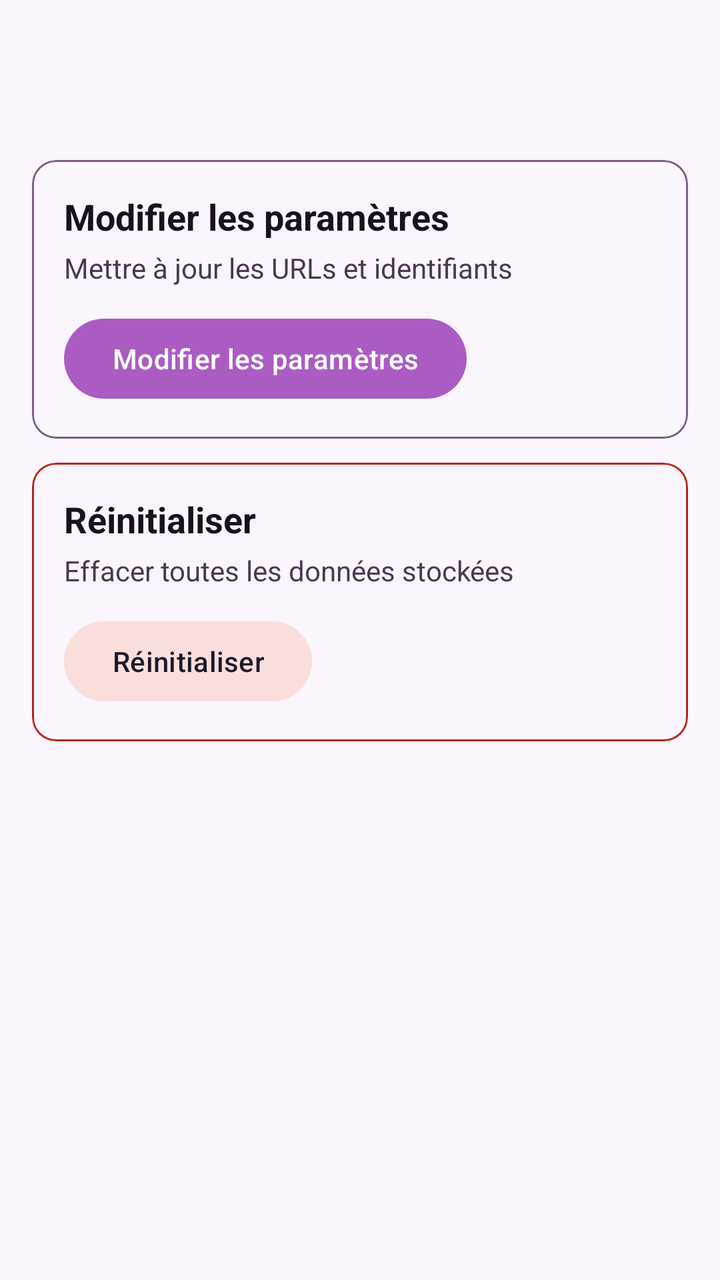
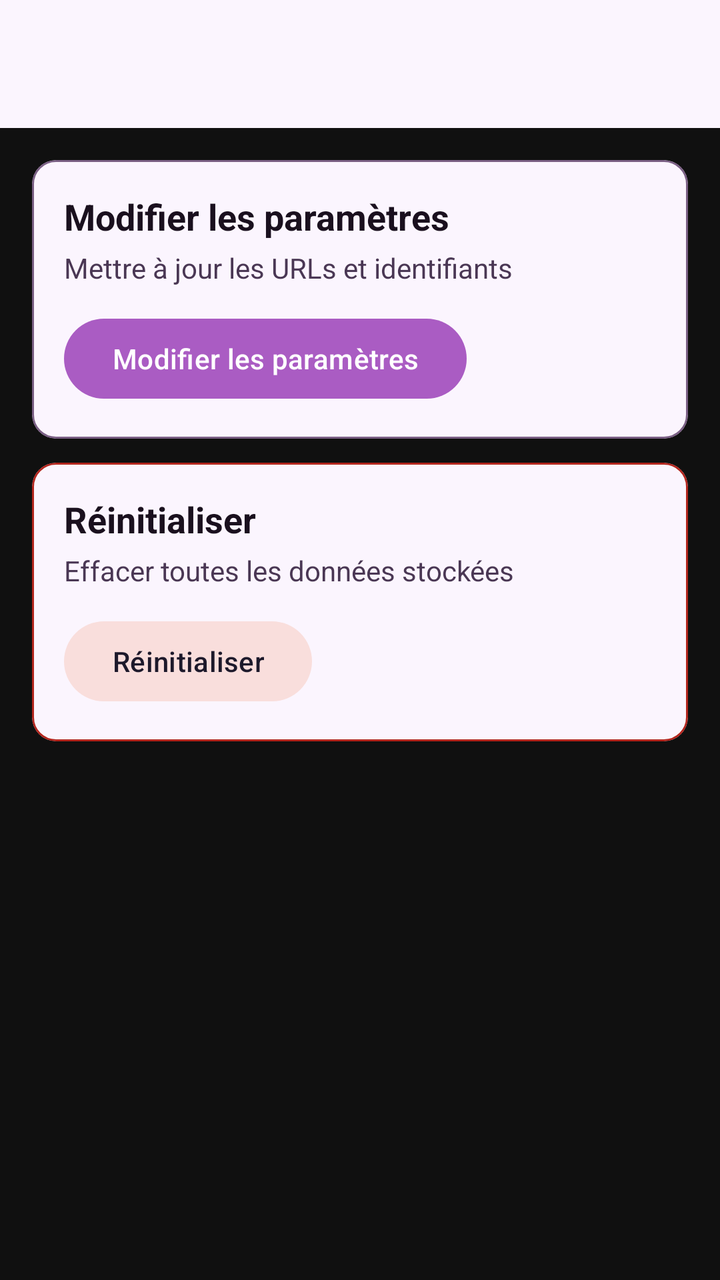

Compare the two renders of this Android layout. The source of the first and the diff that turns it into the second are given below.
<!-- AndroidManifest.xml: application theme Theme.SpotDL -->
<!-- res/layout/activity_settings.xml -->
<?xml version="1.0" encoding="utf-8"?>
<androidx.coordinatorlayout.widget.CoordinatorLayout
    xmlns:android="http://schemas.android.com/apk/res/android"
    xmlns:app="http://schemas.android.com/apk/res-auto"
    android:layout_width="match_parent"
    android:layout_height="match_parent"
    android:background="?android:attr/colorBackground">

    <com.google.android.material.appbar.AppBarLayout
        android:layout_width="match_parent"
        android:layout_height="wrap_content">

        <com.google.android.material.appbar.MaterialToolbar
            android:id="@+id/toolbar"
            android:layout_width="match_parent"
            android:layout_height="?attr/actionBarSize" />

    </com.google.android.material.appbar.AppBarLayout>

    <LinearLayout
        android:layout_width="match_parent"
        android:layout_height="wrap_content"
        android:orientation="vertical"
        android:padding="16dp"
        app:layout_behavior="@string/appbar_scrolling_view_behavior">

        <com.google.android.material.card.MaterialCardView
            android:layout_width="match_parent"
            android:layout_height="wrap_content"
            android:layout_marginBottom="12dp"
            app:cardElevation="0dp"
            app:strokeWidth="1dp"
            app:strokeColor="?attr/colorOutline">

            <LinearLayout
                android:layout_width="match_parent"
                android:layout_height="wrap_content"
                android:orientation="vertical"
                android:padding="16dp">

                <TextView
                    android:layout_width="wrap_content"
                    android:layout_height="wrap_content"
                    android:text="@string/btn_modifier"
                    android:textSize="18sp"
                    android:textStyle="bold"
                    android:textColor="?attr/colorOnSurface"
                    android:layout_marginBottom="4dp" />

                <TextView
                    android:layout_width="wrap_content"
                    android:layout_height="wrap_content"
                    android:text="Mettre à jour les URLs et identifiants"
                    android:textSize="14sp"
                    android:textColor="?attr/colorOnSurfaceVariant"
                    android:layout_marginBottom="12dp" />

                <com.google.android.material.button.MaterialButton
                    android:id="@+id/btnModifier"
                    android:layout_width="wrap_content"
                    android:layout_height="wrap_content"
                    android:text="@string/btn_modifier" />

            </LinearLayout>

        </com.google.android.material.card.MaterialCardView>

        <com.google.android.material.card.MaterialCardView
            android:layout_width="match_parent"
            android:layout_height="wrap_content"
            app:cardElevation="0dp"
            app:strokeWidth="1dp"
            app:strokeColor="?attr/colorError">

            <LinearLayout
                android:layout_width="match_parent"
                android:layout_height="wrap_content"
                android:orientation="vertical"
                android:padding="16dp">

                <TextView
                    android:layout_width="wrap_content"
                    android:layout_height="wrap_content"
                    android:text="@string/btn_reinitialiser"
                    android:textSize="18sp"
                    android:textStyle="bold"
                    android:textColor="?attr/colorOnSurface"
                    android:layout_marginBottom="4dp" />

                <TextView
                    android:layout_width="wrap_content"
                    android:layout_height="wrap_content"
                    android:text="Effacer toutes les données stockées"
                    android:textSize="14sp"
                    android:textColor="?attr/colorOnSurfaceVariant"
                    android:layout_marginBottom="12dp" />

                <com.google.android.material.button.MaterialButton
                    android:id="@+id/btnReinitialiser"
                    style="@style/Widget.Material3.Button.TonalButton"
                    android:layout_width="wrap_content"
                    android:layout_height="wrap_content"
                    android:text="@string/btn_reinitialiser"
                    app:backgroundTint="?attr/colorErrorContainer" />

            </LinearLayout>

        </com.google.android.material.card.MaterialCardView>

    </LinearLayout>

</androidx.coordinatorlayout.widget.CoordinatorLayout>
<!-- resources referenced by this layout -->
<resources>
  <string name="btn_modifier">Modifier les paramètres</string>
  <string name="btn_reinitialiser">Réinitialiser</string>
  <style name="Theme.SpotDL" parent="Theme.Material3.DayNight.NoActionBar">
          <item name="colorPrimary">@color/md_theme_light_primary</item>
          <item name="colorOnPrimary">@color/md_theme_light_onPrimary</item>
          <item name="colorPrimaryContainer">@color/md_theme_light_primaryContainer</item>
          <item name="colorOnPrimaryContainer">@color/md_theme_light_onPrimaryContainer</item>
          <item name="android:colorBackground">@color/md_theme_light_background</item>
          <item name="colorOnBackground">@color/md_theme_light_onBackground</item>
          <item name="colorSurface">@color/md_theme_light_surface</item>
          <item name="colorOnSurface">@color/md_theme_light_onSurface</item>
          <item name="colorSurfaceVariant">@color/md_theme_light_surfaceVariant</item>
          <item name="colorOnSurfaceVariant">@color/md_theme_light_onSurfaceVariant</item>
          <item name="colorOutline">@color/md_theme_light_outline</item>
      </style>
  <color name="md_theme_light_primary">#AA5CC3</color>
  <color name="md_theme_light_onPrimary">#FFFFFF</color>
  <color name="md_theme_light_primaryContainer">#EECFF7</color>
  <color name="md_theme_light_onPrimaryContainer">#2A0040</color>
  <color name="md_theme_light_background">#FBF5FE</color>
  <color name="md_theme_light_onBackground">#1A101E</color>
  <color name="md_theme_light_surface">#FBF5FE</color>
  <color name="md_theme_light_onSurface">#1A101E</color>
  <color name="md_theme_light_surfaceVariant">#EBDAF2</color>
  <color name="md_theme_light_onSurfaceVariant">#4A3754</color>
  <color name="md_theme_light_outline">#7A5F84</color>
</resources>

<!-- the commit's change to res/layout/activity_settings.xml (unified diff, before → after) -->
@@ -4,7 +4,7 @@
     xmlns:app="http://schemas.android.com/apk/res-auto"
     android:layout_width="match_parent"
     android:layout_height="match_parent"
-    android:background="?android:attr/colorBackground">
+    android:background="#101010">
 
     <com.google.android.material.appbar.AppBarLayout
         android:layout_width="match_parent"
